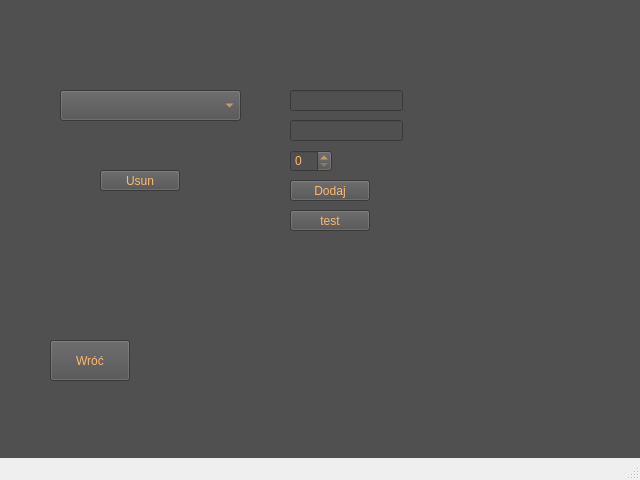
Above: mainwindow.ui from MystryDawid/Cars before the change. Below: the same form after it.
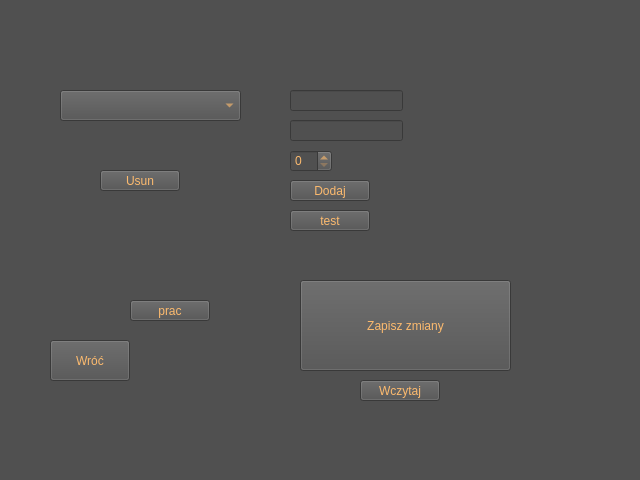
That is the form after the change. The open tabs and pages were chosen to show the change.

The edit to the form file:
```diff
--- a/mainwindow.ui
+++ b/mainwindow.ui
@@ -189,6 +189,45 @@
        <string>Wróć</string>
       </property>
      </widget>
+     <widget class="QPushButton" name="zapisz_zmiany">
+      <property name="geometry">
+       <rect>
+        <x>300</x>
+        <y>280</y>
+        <width>211</width>
+        <height>91</height>
+       </rect>
+      </property>
+      <property name="text">
+       <string>Zapisz zmiany</string>
+      </property>
+     </widget>
+     <widget class="QPushButton" name="wczytaj_pracownikow">
+      <property name="geometry">
+       <rect>
+        <x>360</x>
+        <y>380</y>
+        <width>80</width>
+        <height>21</height>
+       </rect>
+      </property>
+      <property name="text">
+       <string>Wczytaj</string>
+      </property>
+     </widget>
+     <widget class="QPushButton" name="pushButton">
+      <property name="geometry">
+       <rect>
+        <x>130</x>
+        <y>300</y>
+        <width>80</width>
+        <height>21</height>
+       </rect>
+      </property>
+      <property name="text">
+       <string>prac</string>
+      </property>
+     </widget>
     </widget>
     <widget class="QWidget" name="WyborAuta">
      <widget class="QPushButton" name="wroc_2">
@@ -237,17 +276,6 @@
     </widget>
    </widget>
   </widget>
-  <widget class="QMenuBar" name="menubar">
-   <property name="geometry">
-    <rect>
-     <x>0</x>
-     <y>0</y>
-     <width>640</width>
-     <height>20</height>
-    </rect>
-   </property>
-  </widget>
-  <widget class="QStatusBar" name="statusbar"/>
  </widget>
  <resources/>
  <connections/>
```
Left out of the diff: 6 changed lines with no effect on the pictures.
